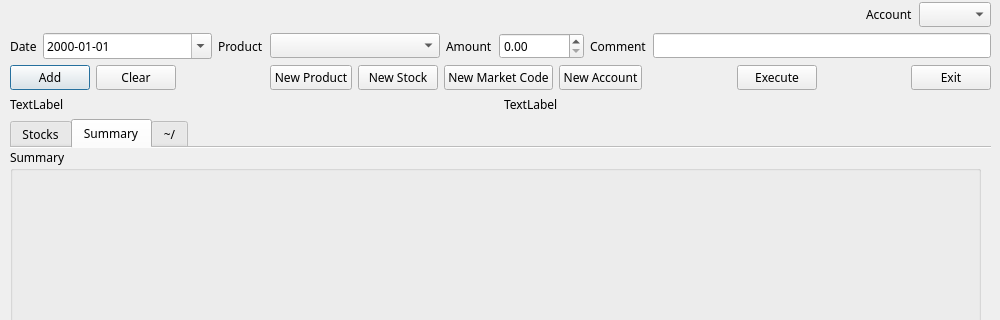
This is qt/lisagui.ui in rockwolf/python as Qt 5 draws it before an edit; both pictures show x 0 to 1000 and y 0 to 320 of the 1000 by 615 pixel window. The edited form follows.
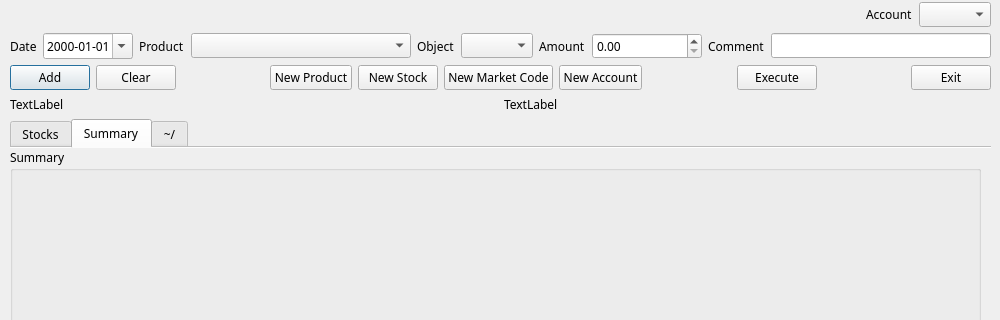
This is the edited form. The open tabs and pages were chosen to show the change.

Commit message: The gui has been updated with an object combo, the product list is filled in correctly. TODO: Make the product and account also an id to t_product and t_account respectively. We'll need to add a t_account table off course.

Diff of the .ui file:
```diff
--- a/qt/lisagui.ui
+++ b/qt/lisagui.ui
@@ -39,7 +39,7 @@
   <property name="windowTitle">
    <string>LISA</string>
   </property>
-  <widget class="QWidget" name="">
+  <widget class="QWidget" name="layoutWidget">
    <property name="geometry">
     <rect>
      <x>10</x>
@@ -48,7 +48,7 @@
      <height>611</height>
     </rect>
    </property>
-   <layout class="QGridLayout" name="gridLayout" rowstretch="0,0,0,0,0,0,0">
+   <layout class="QGridLayout" name="gridLayout" rowstretch="0,0,0,0,0,0">
     <property name="sizeConstraint">
      <enum>QLayout::SetDefaultConstraint</enum>
     </property>
@@ -205,7 +205,7 @@
      </layout>
     </item>
     <item row="1" column="0">
-     <layout class="QGridLayout" name="gridLayout_4" columnstretch="0,1,0,1,0,0,0,2">
+     <layout class="QGridLayout" name="gridLayout_4" columnstretch="0,0,0,2,0,0,0,1,0,2">
       <property name="sizeConstraint">
        <enum>QLayout::SetDefaultConstraint</enum>
       </property>
@@ -239,14 +239,14 @@
       <item row="0" column="3">
        <widget class="QComboBox" name="cmb_product"/>
       </item>
-      <item row="0" column="4">
+      <item row="0" column="6">
        <widget class="QLabel" name="lbl_amount">
         <property name="text">
          <string>Amount</string>
         </property>
        </widget>
       </item>
-      <item row="0" column="5">
+      <item row="0" column="7">
        <widget class="QDoubleSpinBox" name="spn_amount">
         <property name="maximum">
          <double>999999.989999999990687</double>
@@ -256,7 +256,7 @@
         </property>
        </widget>
       </item>
-      <item row="0" column="6">
+      <item row="0" column="8">
        <widget class="QLabel" name="lbl_comment">
         <property name="font">
          <font>
@@ -268,13 +268,23 @@
         </property>
        </widget>
       </item>
-      <item row="0" column="7">
+      <item row="0" column="9">
        <widget class="QLineEdit" name="txt_comment">
         <property name="enabled">
          <bool>true</bool>
         </property>
        </widget>
       </item>
+      <item row="0" column="5">
+       <widget class="QComboBox" name="cmb_object"/>
+      </item>
+      <item row="0" column="4">
+       <widget class="QLabel" name="lbl_object">
+        <property name="text">
+         <string>Object</string>
+        </property>
+       </widget>
+      </item>
      </layout>
     </item>
     <item row="5" column="0">
```
Left out of the diff: 9 changed lines with no effect on the pictures. The commit also changes 3 other files.
